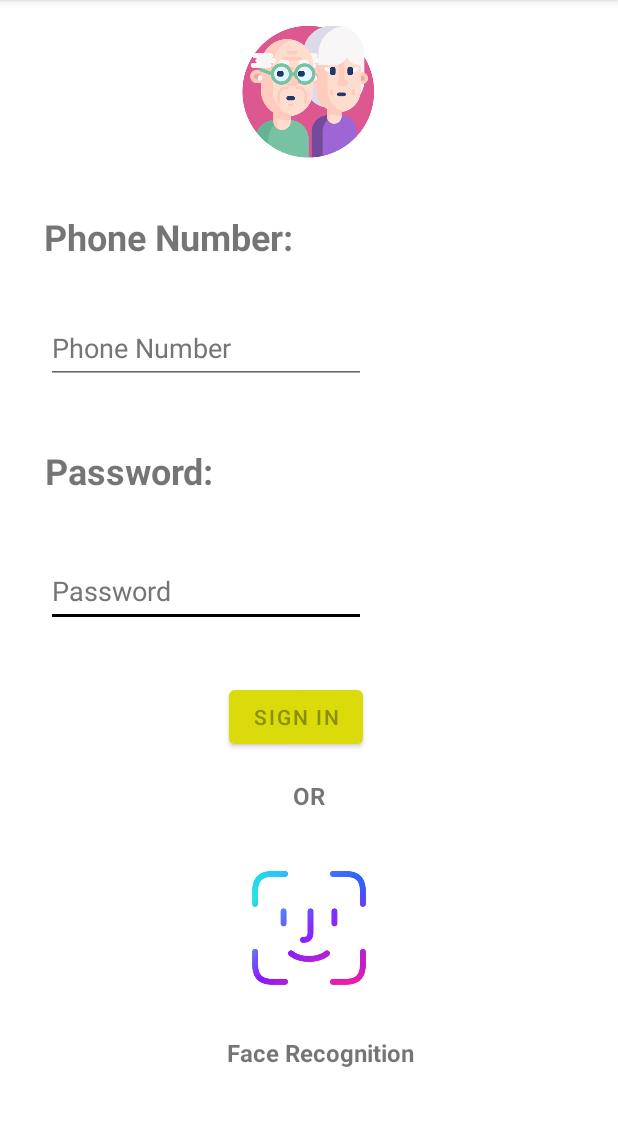
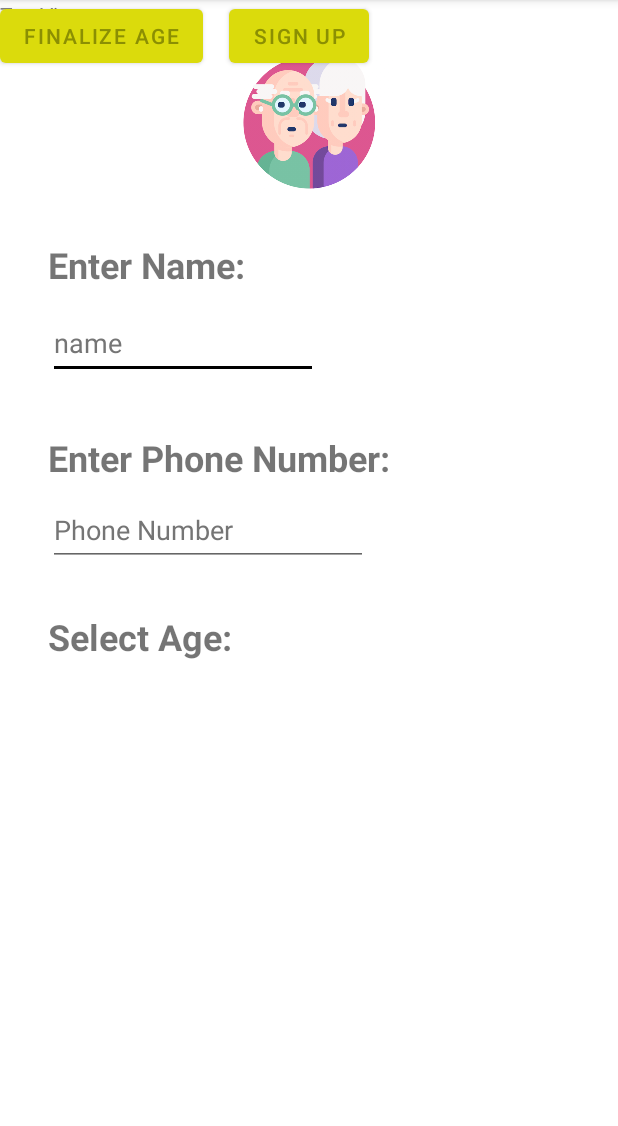
Before and after one commit to Sam0702/Oldify, an Android app: the SignUp screen opened directly, with no data from a screen before it, on a phone screen of 412 x 824 dp, the part 84-1210 px from its top. Run offline under Robolectric (Android 15) with nearby library versions, the phone set to English and light mode, and no system bars.

Commit message:
Changes has been made to the application

```diff
--- a/app/src/main/AndroidManifest.xml
+++ b/app/src/main/AndroidManifest.xml
@@ -9,6 +9,9 @@
         android:roundIcon="@mipmap/ic_launcher_round"
         android:supportsRtl="true"
         android:theme="@style/Theme.Oldify">
+        <activity
+            android:name=".SignUp"
+            android:exported="false" />
         <activity
             android:name=".AddItemActivity"
             android:exported="false" />
--- a/app/src/main/java/com/jc897407/oldify/MainActivity.java
+++ b/app/src/main/java/com/jc897407/oldify/MainActivity.java
@@ -12,6 +12,7 @@ import android.os.Bundle;
 import android.view.Menu;
 import android.view.MenuItem;
 import android.widget.Button;
+import android.widget.TextView;
 
 import java.util.Locale;
 
@@ -32,9 +33,14 @@ public class MainActivity extends AppCompatActivity {
         setContentView(R.layout.activity_main);
 
         Button signinBtn = findViewById(R.id.signinBtn);
-
         signinBtn.setOnClickListener(view -> {
             Intent intent = new Intent(this, signIn.class);
+            startActivity(intent);
+        });
+
+        TextView signuppage = findViewById(R.id.signuppage);
+        signuppage.setOnClickListener(view -> {
+            Intent intent = new Intent(this, SignUp.class);
             startActivity(intent);
         });
     }
--- a/app/src/main/java/com/jc897407/oldify/signIn.java
+++ b/app/src/main/java/com/jc897407/oldify/SignUp.java
@@ -8,15 +8,17 @@ import android.content.Intent;
 import android.os.Bundle;
 import android.view.Menu;
 import android.view.MenuItem;
+import android.widget.ArrayAdapter;
 import android.widget.Button;
-import android.widget.ImageView;
+import android.widget.Spinner;
+import android.widget.TextView;
 
-public class signIn extends AppCompatActivity {
+public class SignUp extends AppCompatActivity {
 
     @Override
     protected void onCreate(Bundle savedInstanceState) {
         super.onCreate(savedInstanceState);
-        setContentView(R.layout.activity_sign_in);
+        setContentView(R.layout.activity_sign_up);
         // calling the action bar
         ActionBar actionBar = getSupportActionBar();
 
@@ -24,17 +26,12 @@ public class signIn extends AppCompatActivity {
         assert actionBar != null;
         actionBar.setDisplayHomeAsUpEnabled(true);
 
-        ImageView faceRecognition = findViewById(R.id.facerecognition);
-        faceRecognition.setOnClickListener(view -> {
-            Intent intent = new Intent(this, ActionPage.class);
+        Button sigBtn = findViewById(R.id.signup);
+        sigBtn.setOnClickListener(view -> {
+            Intent intent = new Intent(this, signIn.class);
             startActivity(intent);
         });
 
-        Button sigBtn = findViewById(R.id.sigbtn);
-        sigBtn.setOnClickListener(view -> {
-            Intent intent = new Intent(this, ActionPage.class);
-            startActivity(intent);
-        });
     }
 
     @Override
--- a/app/src/main/res/layout/activity_main.xml
+++ b/app/src/main/res/layout/activity_main.xml
@@ -32,7 +32,7 @@
         app:layout_constraintTop_toBottomOf="@+id/signinBtn" />
 
     <TextView
-        android:id="@+id/textView2"
+        android:id="@+id/signuppage"
         android:layout_width="wrap_content"
         android:layout_height="wrap_content"
         android:layout_marginTop="16dp"
--- /dev/null
+++ b/app/src/main/res/layout/activity_sign_up.xml
@@ -0,0 +1,127 @@
+<?xml version="1.0" encoding="utf-8"?>
+<androidx.constraintlayout.widget.ConstraintLayout
+    xmlns:android="http://schemas.android.com/apk/res/android"
+    xmlns:tools="http://schemas.android.com/tools"
+    xmlns:app="http://schemas.android.com/apk/res-auto"
+    android:layout_width="match_parent"
+    android:layout_height="match_parent"
+    tools:context=".SignUp">
+
+    <TextView
+        android:id="@+id/textView4"
+        android:layout_width="wrap_content"
+        android:layout_height="wrap_content"
+        android:layout_marginStart="32dp"
+        android:layout_marginTop="408dp"
+        android:layout_marginEnd="219dp"
+        android:text="Select Age:"
+        android:textSize="24sp"
+        android:textStyle="bold"
+        app:layout_constraintEnd_toEndOf="parent"
+        app:layout_constraintHorizontal_bias="0.0"
+        app:layout_constraintStart_toStartOf="parent"
+        app:layout_constraintTop_toTopOf="parent" />
+
+    <ImageView
+        android:id="@+id/imageView"
+        android:layout_width="110dp"
+        android:layout_height="117dp"
+        android:layout_marginTop="24dp"
+        android:contentDescription="@string/todo"
+        app:layout_constraintEnd_toEndOf="parent"
+        app:layout_constraintHorizontal_bias="0.504"
+        app:layout_constraintStart_toStartOf="parent"
+        app:layout_constraintTop_toTopOf="parent"
+        app:srcCompat="@drawable/img" />
+
+    <TextView
+        android:id="@+id/enter_name"
+        android:layout_width="wrap_content"
+        android:layout_height="wrap_content"
+        android:layout_marginStart="32dp"
+        android:layout_marginTop="36dp"
+        android:layout_marginEnd="272dp"
+        android:text="Enter Phone Number:"
+        android:textSize="24sp"
+        android:textStyle="bold"
+        app:layout_constraintEnd_toEndOf="parent"
+        app:layout_constraintHorizontal_bias="0.0"
+        app:layout_constraintStart_toStartOf="parent"
+        app:layout_constraintTop_toBottomOf="@+id/editTextTextPersonName" />
+
+    <EditText
+        android:id="@+id/editTextTextPersonName"
+        android:layout_width="180dp"
+        android:layout_height="48dp"
+        android:layout_marginStart="32dp"
+        android:layout_marginTop="12dp"
+        android:autofillHints=""
+        android:ems="10"
+        android:hint="@string/name"
+        android:inputType="textPersonName"
+        android:minHeight="48dp"
+        android:textColorHint="#757575"
+        app:layout_constraintStart_toStartOf="parent"
+        app:layout_constraintTop_toBottomOf="@+id/textView" />
+
+    <EditText
+        android:id="@+id/editTextTextPersonName2"
+        android:layout_width="wrap_content"
+        android:layout_height="wrap_content"
+        android:layout_marginStart="32dp"
+        android:layout_marginTop="8dp"
+        android:layout_marginEnd="169dp"
+        android:autofillHints=""
+        android:ems="10"
+        android:hint="@string/phone_number"
+        android:inputType="textPersonName"
+        android:minHeight="48dp"
+        android:textColorHint="#757575"
+        app:layout_constraintEnd_toEndOf="parent"
+        app:layout_constraintHorizontal_bias="0.0"
+        app:layout_constraintStart_toStartOf="parent"
+        app:layout_constraintTop_toBottomOf="@+id/enter_name" />
+
+    <TextView
+        android:id="@+id/textView"
+        android:layout_width="wrap_content"
+        android:layout_height="wrap_content"
+        android:layout_marginStart="32dp"
+        android:layout_marginTop="160dp"
+        android:layout_marginEnd="219dp"
+        android:text="Enter Name:"
+        android:textSize="24sp"
+        android:textStyle="bold"
+        app:layout_constraintEnd_toEndOf="parent"
+        app:layout_constraintHorizontal_bias="0.0"
+        app:layout_constraintStart_toStartOf="parent"
+        app:layout_constraintTop_toTopOf="parent" />
+
+    <Button
+        android:id="@+id/signup"
+        android:layout_width="wrap_content"
+        android:layout_height="wrap_content"
+        android:layout_marginStart="152dp"
+        android:layout_marginEnd="165dp"
+        android:text="@string/sign_up"
+        app:layout_constraintEnd_toEndOf="parent"
+        app:layout_constraintStart_toStartOf="parent"
+        tools:layout_editor_absoluteY="643dp" />
+
+    <TextView
+        android:id="@+id/textView8"
+        android:layout_width="88dp"
+        android:layout_height="35dp"
+        android:text="TextView"
+        tools:layout_editor_absoluteX="42dp"
+        tools:layout_editor_absoluteY="457dp" />
+
+    <Button
+        android:id="@+id/button2"
+        android:layout_width="wrap_content"
+        android:layout_height="wrap_content"
+        android:text="Finalize age"
+        tools:layout_editor_absoluteX="142dp"
+        tools:layout_editor_absoluteY="502dp" />
+
+</androidx.constraintlayout.widget.ConstraintLayout>
```
Also changed, not shown: app/src/main/res/layout/activity_action_page.xml (+16 -4 lines), app/src/main/res/layout/activity_call.xml (+14 -1 lines), app/src/main/res/layout/activity_sign_in.xml (+49 -14 lines), app/src/main/res/values/strings.xml (+12 -0 lines), 1 other file.
